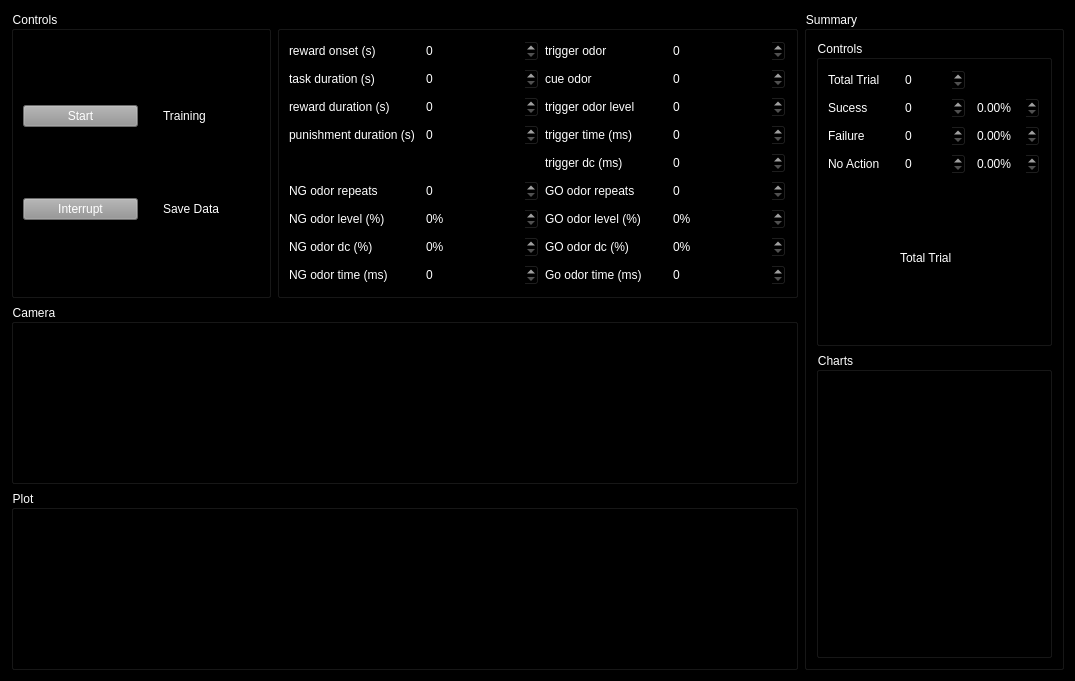
Qt form VOTA_Control/VOTAScopeMS/sniff_plot.ui (VNMurthyLab/VOTA-1) before a commit.
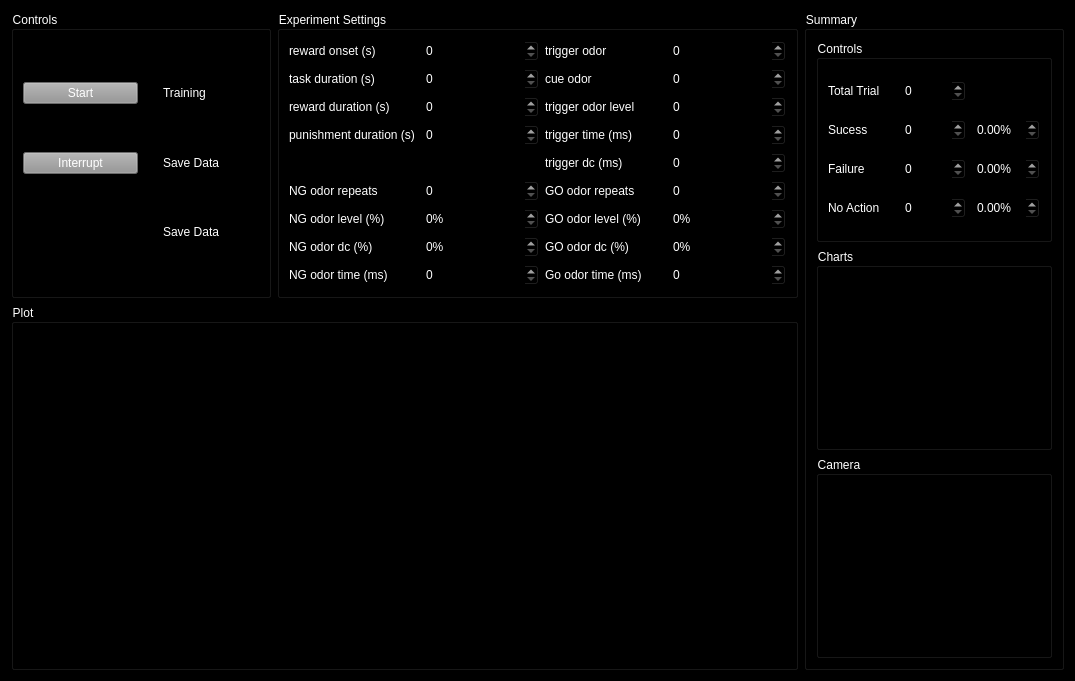
The same form after that commit.

```diff
--- a/VOTA_Control/VOTAScopeMS/sniff_plot.ui
+++ b/VOTA_Control/VOTAScopeMS/sniff_plot.ui
@@ -20,23 +20,6 @@
    <string notr="true">background-color: rgb(0, 0, 0);</string>
   </property>
   <layout class="QGridLayout" name="gridLayout_2" rowstretch="0,0,0">
-   <item row="1" column="0" colspan="3">
-    <widget class="QGroupBox" name="camera_groupBox">
-     <property name="minimumSize">
-      <size>
-       <width>0</width>
-       <height>0</height>
-      </size>
-     </property>
-     <property name="styleSheet">
-      <string notr="true">color: rgb(255, 255, 255);</string>
-     </property>
-     <property name="title">
-      <string>Camera</string>
-     </property>
-     <layout class="QVBoxLayout" name="verticalLayout_2"/>
-    </widget>
-   </item>
    <item row="0" column="0">
     <widget class="QGroupBox" name="controls_groupBox">
      <property name="styleSheet">
@@ -88,6 +71,16 @@
         </property>
        </widget>
       </item>
+      <item row="3" column="1">
+       <widget class="QCheckBox" name="save_movie_checkBox">
+        <property name="styleSheet">
+         <string notr="true">color: rgb(255, 255, 255);</string>
+        </property>
+        <property name="text">
+         <string>Save Data</string>
+        </property>
+       </widget>
+      </item>
      </layout>
     </widget>
    </item>
@@ -173,16 +166,6 @@
            </property>
           </widget>
          </item>
-         <item row="4" column="1">
-          <widget class="QLabel" name="label_22">
-           <property name="styleSheet">
-            <string notr="true">color: rgb(255, 255, 255);</string>
-           </property>
-           <property name="text">
-            <string>Total Trial</string>
-           </property>
-          </widget>
-         </item>
          <item row="3" column="0">
           <widget class="QLabel" name="label_24">
            <property name="styleSheet">
@@ -309,31 +292,37 @@
         <layout class="QVBoxLayout" name="verticalLayout"/>
        </widget>
       </item>
+      <item>
+       <widget class="QGroupBox" name="camera_groupBox">
+        <property name="minimumSize">
+         <size>
+          <width>0</width>
+          <height>0</height>
+         </size>
+        </property>
+        <property name="styleSheet">
+         <string notr="true">color: rgb(255, 255, 255);</string>
+        </property>
+        <property name="title">
+         <string>Camera</string>
+        </property>
+        <layout class="QVBoxLayout" name="verticalLayout_2"/>
+       </widget>
+      </item>
      </layout>
     </widget>
    </item>
-   <item row="2" column="0" colspan="3">
-    <widget class="QGroupBox" name="plot_groupBox">
-     <property name="minimumSize">
-      <size>
-       <width>0</width>
-       <height>0</height>
-      </size>
-     </property>
-     <property name="styleSheet">
-      <string notr="true">color: rgb(255, 255, 255);</string>
-     </property>
-     <property name="title">
-      <string>Plot</string>
-     </property>
-     <layout class="QVBoxLayout" name="verticalLayout_3"/>
-    </widget>
-   </item>
    <item row="0" column="1" colspan="2">
     <widget class="QGroupBox" name="control_1groupBox">
+     <property name="styleSheet">
+      <string notr="true">color: rgb(255, 255, 255);</string>
+     </property>
      <property name="title">
       <string>Experiment Settings</string>
      </property>
+     <property name="checkable">
+      <bool>false</bool>
+     </property>
      <layout class="QGridLayout" name="gridLayout_3">
       <item row="3" column="0">
        <widget class="QLabel" name="label_6">
@@ -690,6 +679,23 @@
      </layout>
     </widget>
    </item>
+   <item row="1" column="0" rowspan="2" colspan="3">
+    <widget class="QGroupBox" name="plot_groupBox">
+     <property name="minimumSize">
+      <size>
+       <width>0</width>
+       <height>0</height>
+      </size>
+     </property>
+     <property name="styleSheet">
+      <string notr="true">color: rgb(255, 255, 255);</string>
+     </property>
+     <property name="title">
+      <string>Plot</string>
+     </property>
+     <layout class="QVBoxLayout" name="verticalLayout_3"/>
+    </widget>
+   </item>
   </layout>
  </widget>
  <resources/>
```
Left out of the diff: 84 changed lines with no effect on the pictures.
